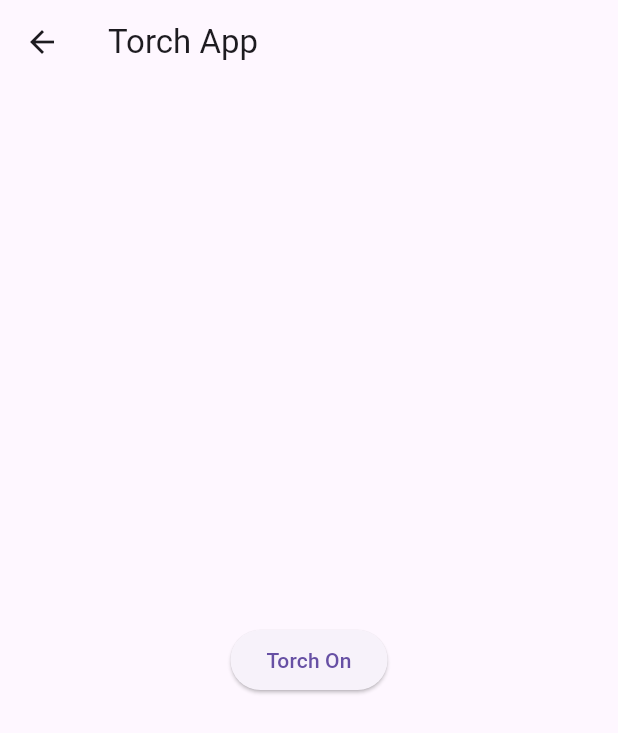
After one commit to Yuslash/JourneyOfLevel-2, a Flutter app: the screen it shows after launch, item 3 of the bottom bar chosen, after a tap on "Torch Off", on a phone screen of 412 x 824 dp. The commit adds this screen. Shown: the top 733 px of the screen. Run offline on Flutter 3.47's test engine with Material 3 defaults, Android fonts, the phone set to English and light mode, and no system bars; missing offline and left inert: torch_light.

Commit message:
Ha ha ha Very simple

```diff
--- a/StateFull practice/project/lib/hostarApp.dart
+++ b/StateFull practice/project/lib/hostarApp.dart
@@ -6,6 +6,7 @@ import 'package:project/continueWatch.dart';
 import 'package:project/heroPage.dart';
 import 'package:project/newAction.dart';
 import 'package:project/searchPage.dart';
+import 'package:project/torachApp.dart';
 
 class HotstarApp extends StatefulWidget {
   const HotstarApp({super.key});
@@ -205,11 +206,15 @@ class _HotstarAppState extends State<HotstarApp> {
           Navigator.push(context, MaterialPageRoute(builder: (context) => const SearchPage(),
             ),
           );
+        } else if(index == 2) {
+          Navigator.push(context, MaterialPageRoute(builder: (context) => const TorchApp(),),);
         }
+
       },
       items: const [
         BottomNavigationBarItem(icon: Icon(Icons.home), label: "Home"),
-        BottomNavigationBarItem(icon: Icon(Icons.search, color: Colors.grey,), label: "Search")
+        BottomNavigationBarItem(icon: Icon(Icons.search, color: Colors.grey,), label: "Search"),
+        BottomNavigationBarItem(icon: Icon(Icons.flash_auto, color: Colors.grey,), label: "Torch"),
       ],
       ),
     );
--- a/StateFull practice/project/lib/searchPage.dart
+++ b/StateFull practice/project/lib/searchPage.dart
@@ -10,8 +10,8 @@ class SearchPage extends StatelessWidget {
       appBar: AppBar(
         title: const Text("Search Page"),
       ),
-      body: Center(
-        child: const Text("this is search page", style: TextStyle(color: Colors.white),),
+      body: const Center(
+        child:  Text("this is search page", style: TextStyle(color: Colors.white),),
       ),
     );
   }
--- /dev/null
+++ b/StateFull practice/project/lib/torachApp.dart
@@ -0,0 +1,36 @@
+import 'package:flutter/material.dart';
+import 'package:torch_light/torch_light.dart';
+
+class TorchApp extends StatefulWidget {
+
+  const TorchApp({super.key});
+
+  @override
+  _TorchAppState createState() => _TorchAppState();
+
+}
+
+class _TorchAppState extends State<TorchApp> {
+
+  bool isTorchOn = false;
+
+  void toggleTorch() async {
+    setState(() => isTorchOn = !isTorchOn);
+
+    isTorchOn ? await TorchLight.enableTorch() : await TorchLight.disableTorch() ;
+  }
+
+  @override
+  Widget build(BuildContext context) {
+    return Scaffold(
+      appBar: AppBar(
+        title: const Text("Torch App"),
+      ),
+      body: Center(
+        child: ElevatedButton(onPressed: (){
+          toggleTorch();
+        }, child:  Text(isTorchOn ? 'Torch On' : 'Torch Off'),),
+      ),
+    );
+  }
+}
--- a/StateFull practice/project/pubspec.yaml
+++ b/StateFull practice/project/pubspec.yaml
@@ -35,6 +35,7 @@ dependencies:
   # The following adds the Cupertino Icons font to your application.
   # Use with the CupertinoIcons class for iOS style icons.
   cupertino_icons: ^1.0.8
+  torch_light: ^1.1.0
 
 dev_dependencies:
   flutter_test:
```
Also changed, not shown: StateFull practice/project/pubspec.lock, 1 other file.
